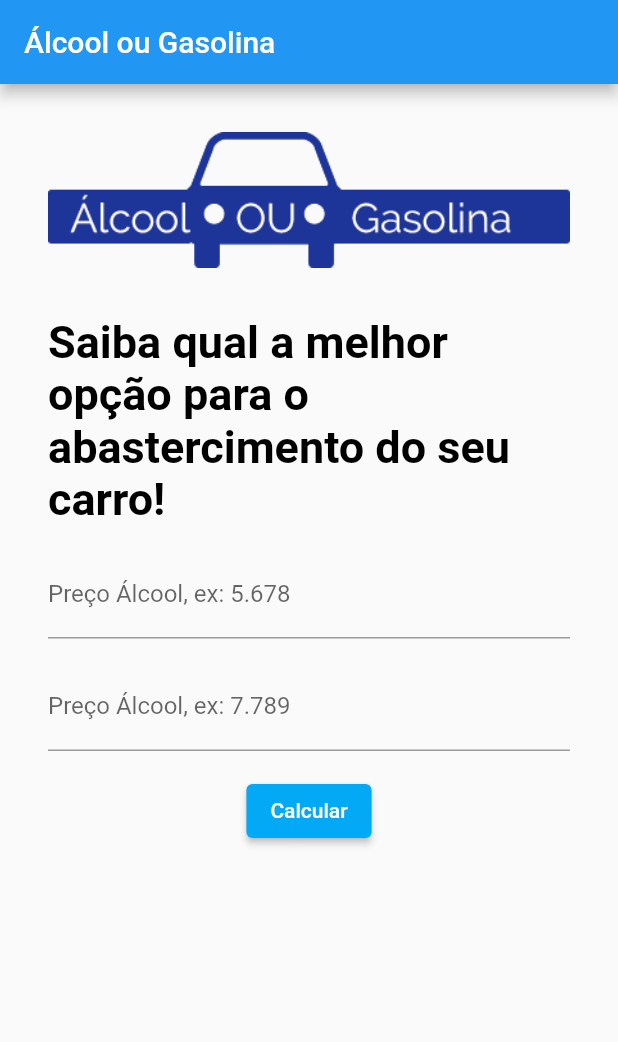
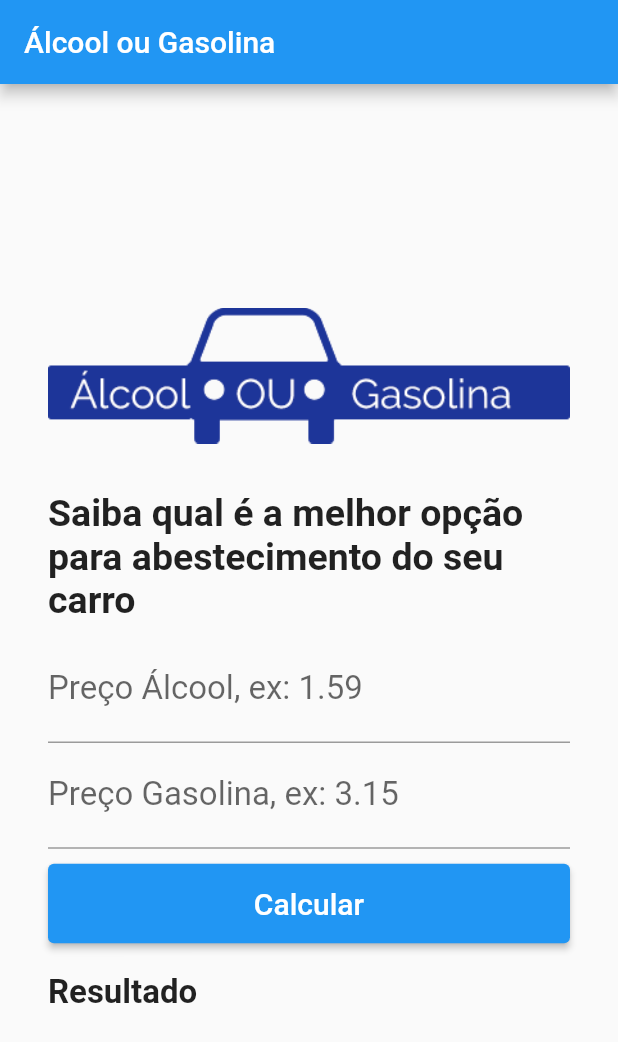
Before and after one commit to marcusviniciuscote/alcool_gasolina, a Flutter app: the screen it shows after launch, on a phone screen of 412 x 824 dp. Shown: the top 1042 px of the screen. Run offline on Flutter 3.47's test engine with Material 2 defaults, Android fonts, the phone set to English and light mode, and no system bars.

Commit message:
Ajuste na interface

```diff
--- a/lib/home.dart
+++ b/lib/home.dart
@@ -8,6 +8,9 @@ class Home extends StatefulWidget {
 }
 
 class _HomeState extends State<Home> {
+  final TextEditingController _controllerAlcool = TextEditingController();
+  final TextEditingController _controllerGasolina = TextEditingController();
+
   @override
   Widget build(BuildContext context) {
     return Scaffold(
@@ -17,11 +20,73 @@ class _HomeState extends State<Home> {
       ),
       body: Container(
         alignment: Alignment.center,
-        padding: const EdgeInsets.all(32),
-        child: Column(
-          //crossAxisAlignment: CrossAxisAlignment.center,
-          children: [
-            Image.asset('images/logo.png'),
+        child: SingleChildScrollView(
+          padding: const EdgeInsets.all(32),
+          child: Column(
+            crossAxisAlignment: CrossAxisAlignment.stretch,
+            children: [
+              Padding(
+                padding: const EdgeInsets.only(bottom: 32),
+                child: Image.asset('images/logo.png'),
+              ),
+              const Padding(
+                padding: EdgeInsets.only(bottom: 10),
+                child: Text(
+                  'Saiba qual é a melhor opção para abestecimento do seu carro',
+                  style: TextStyle(
+                    fontSize: 25,
+                    fontWeight: FontWeight.bold,
+                  ),
+                ),
+              ),
+              TextField(
+                keyboardType: TextInputType.number,
+                decoration: const InputDecoration(
+                  labelText: 'Preço Álcool, ex: 1.59',
+                ),
+                style: const TextStyle(
+                  fontSize: 22,
+                ),
+                controller: _controllerAlcool,
+              ),
+              TextField(
+                keyboardType: TextInputType.number,
+                decoration: const InputDecoration(
+                  labelText: 'Preço Gasolina, ex: 3.15',
+                ),
+                style: const TextStyle(
+                  fontSize: 22,
+                ),
+                controller: _controllerGasolina,
+              ),
+              Padding(
+                padding: const EdgeInsets.only(top: 10),
+                child: ElevatedButton(
+                  style: ElevatedButton.styleFrom(
+                    primary: Colors.blue,
+                    onPrimary: Colors.white,
+                    padding: const EdgeInsets.all(15),
+                  ),
+                  onPressed: () {},
+                  child: const Text(
+                    'Calcular',
+                    style: TextStyle(
+                      fontSize: 20,
+                    ),
+                  ),
+                ),
+              ),
+              const Padding(
+                padding: EdgeInsets.only(top: 20),
+                child: Text(
+                  'Resultado',
+                  style: TextStyle(
+                    fontSize: 22,
+                    fontWeight: FontWeight.bold,
+                  ),
+                ),
+              )
+              /*Image.asset('images/logo.png'),
             const Padding(
               padding: EdgeInsets.only(top: 32, bottom: 16),
               child: Text(
@@ -60,8 +125,9 @@ class _HomeState extends State<Home> {
                 primary: Colors.lightBlue,
               ),
               child: const Text('Calcular'),
-            ),
-          ],
+            ),*/
+            ],
+          ),
         ),
       ),
     );
```
